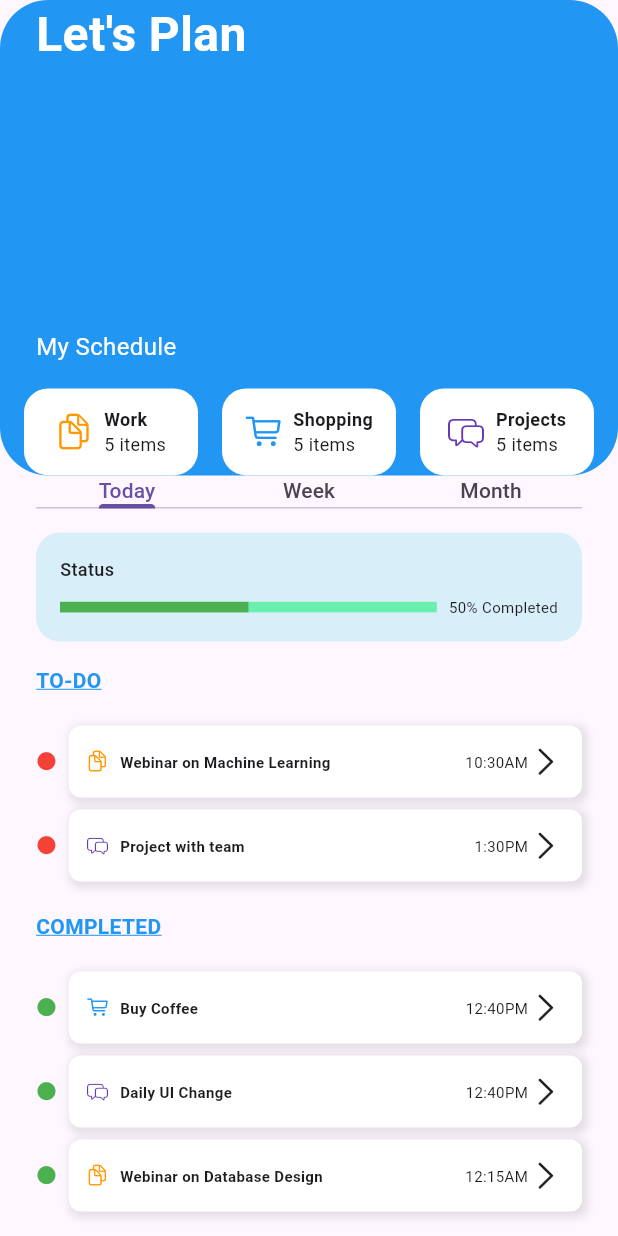
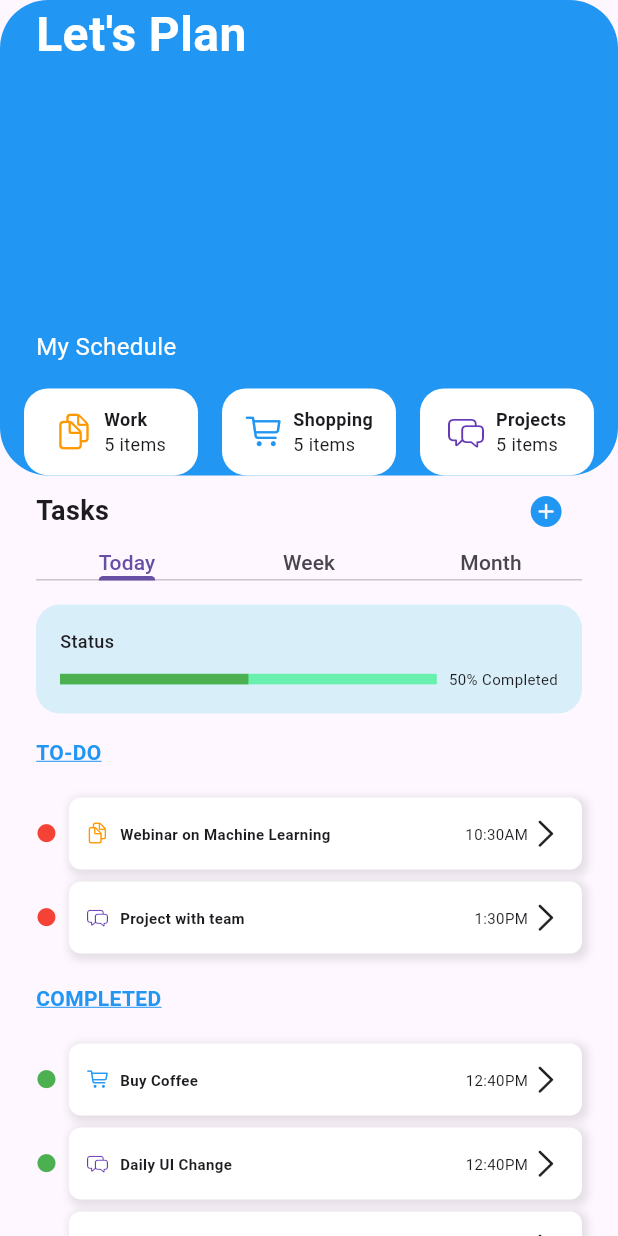
Before and after one commit to amer266030/to-do-app, a Flutter app: the screen it shows after launch, on a phone screen of 412 x 824 dp. Run offline on Flutter 3.47's test engine with Material 3 defaults, Android fonts, the phone set to English and light mode, and no system bars; our stand-ins replace date_picker_timeline, get_it.

Commit message:
add task screen

```diff
--- a/lib/main.dart
+++ b/lib/main.dart
@@ -1,8 +1,9 @@
 import 'package:flutter/material.dart';
-
+import 'package:interactions_app/services/di_container.dart';
 import 'screens/home/home_screen.dart';
 
 void main() {
+  DIContainer.setup();
   runApp(const MyApp());
 }
 
--- /dev/null
+++ b/lib/model/app_model.dart
@@ -0,0 +1,63 @@
+import 'package:flutter/cupertino.dart';
+import 'package:flutter/material.dart';
+import 'package:interactions_app/model/task_category.dart';
+import 'task.dart';
+
+class AppModel {
+  List<Task> tasks = [
+    Task(
+        id: 1,
+        title: 'Webinar on Machine Learning',
+        isCompleted: false,
+        time: '10:30AM',
+        categoryId: 1),
+    Task(
+        id: 2,
+        title: 'Buy Coffee',
+        isCompleted: true,
+        time: '12:40PM',
+        categoryId: 2),
+    Task(
+        id: 3,
+        title: 'Daily UI Change',
+        isCompleted: true,
+        time: '12:40PM',
+        categoryId: 3),
+    Task(
+        id: 4,
+        title: 'Project with team',
+        isCompleted: false,
+        time: '1:30PM',
+        categoryId: 3),
+    Task(
+        id: 5,
+        title: 'Webinar on Database Design',
+        isCompleted: true,
+        time: '12:15AM',
+        categoryId: 1),
+  ];
+  List<TaskCategory> categories = [
+    TaskCategory(
+        id: 1,
+        title: 'Work',
+        iconData: CupertinoIcons.doc_on_doc,
+        color: Colors.orange),
+    TaskCategory(
+        id: 2,
+        title: 'Shopping',
+        iconData: CupertinoIcons.cart,
+        color: Colors.blue),
+    TaskCategory(
+        id: 3,
+        title: 'Projects',
+        iconData: CupertinoIcons.bubble_left_bubble_right,
+        color: Colors.deepPurple),
+  ];
+
+  changeTaskCompletionState({required int id}) {
+    var task = tasks.where((task) => task.id == id).firstOrNull;
+    if (task != null) {
+      task.isCompleted = !task.isCompleted;
+    }
+  }
+}
--- a/lib/model/task.dart
+++ b/lib/model/task.dart
@@ -1,71 +1,15 @@
-import 'package:flutter/cupertino.dart';
-import 'package:flutter/material.dart';
-
 class Task {
+  int id;
   String title;
   bool isCompleted;
   String time;
   int categoryId;
 
-  Task(
-      {required this.title,
-      required this.isCompleted,
-      required this.time,
-      required this.categoryId});
-
-  static List<Task> tasks = [
-    Task(
-        title: 'Webinar on Machine Learning',
-        isCompleted: false,
-        time: '10:30AM',
-        categoryId: 1),
-    Task(
-        title: 'Buy Coffee', isCompleted: true, time: '12:40PM', categoryId: 2),
-    Task(
-        title: 'Daily UI Change',
-        isCompleted: true,
-        time: '12:40PM',
-        categoryId: 3),
-    Task(
-        title: 'Project with team',
-        isCompleted: false,
-        time: '1:30PM',
-        categoryId: 3),
-    Task(
-        title: 'Webinar on Database Design',
-        isCompleted: true,
-        time: '12:15AM',
-        categoryId: 1),
-  ];
+  Task({
+    required this.id,
+    required this.title,
+    required this.isCompleted,
+    required this.time,
+    required this.categoryId,
+  });
 }
-
-class TaskCategory {
-  int id;
-  String title;
-  IconData iconData;
-  Color color;
-
-  TaskCategory(
-      {required this.id,
-      required this.title,
-      required this.iconData,
-      required this.color});
-
-  static List<TaskCategory> categories = [
-    TaskCategory(
-        id: 1,
-        title: 'Work',
-        iconData: CupertinoIcons.doc_on_doc,
-        color: Colors.orange),
-    TaskCategory(
-        id: 2,
-        title: 'Shopping',
-        iconData: CupertinoIcons.cart,
-        color: Colors.blue),
-    TaskCategory(
-        id: 3,
-        title: 'Projects',
-        iconData: CupertinoIcons.bubble_left_bubble_right,
-        color: Colors.deepPurple),
-  ];
-}
--- /dev/null
+++ b/lib/model/task_category.dart
@@ -0,0 +1,15 @@
+import 'package:flutter/cupertino.dart';
+import 'package:flutter/material.dart';
+
+class TaskCategory {
+  int id;
+  String title;
+  IconData iconData;
+  Color color;
+
+  TaskCategory(
+      {required this.id,
+      required this.title,
+      required this.iconData,
+      required this.color});
+}
--- /dev/null
+++ b/lib/reusable_components/header_container.dart
@@ -0,0 +1,29 @@
+import 'package:flutter/material.dart';
+
+class HeaderContainer extends StatelessWidget {
+  const HeaderContainer({super.key, required this.children});
+
+  final List<Widget> children;
+
+  @override
+  Widget build(BuildContext context) {
+    return AspectRatio(
+      aspectRatio: 1.3,
+      child: Container(
+        decoration: BoxDecoration(
+          color: Colors.blue,
+          borderRadius: BorderRadius.circular(32),
+        ),
+        child: SafeArea(
+          child: AspectRatio(
+            aspectRatio: 1.8,
+            child: Column(
+              crossAxisAlignment: CrossAxisAlignment.start,
+              children: children,
+            ),
+          ),
+        ),
+      ),
+    );
+  }
+}
--- a/lib/screens/home/home_screen.dart
+++ b/lib/screens/home/home_screen.dart
@@ -1,30 +1,70 @@
+import 'package:flutter/cupertino.dart';
 import 'package:flutter/material.dart';
+import 'package:interactions_app/reusable_components/header_container.dart';
 import 'package:interactions_app/screens/home/subviews/days_tab_view.dart';
 import 'package:interactions_app/screens/home/subviews/task_list.dart';
+import '../add_task/add_task_screen.dart';
 import 'subviews/category_grid.dart';
 
 class HomeScreen extends StatelessWidget {
   const HomeScreen({super.key});
+
+  void _navigateToAddTask(BuildContext context) {
+    Navigator.of(context)
+        .push(MaterialPageRoute(builder: (context) => AddTaskScreen()));
+  }
 
   @override
   Widget build(BuildContext context) {
     return Scaffold(
       body: Column(
         children: [
-          AspectRatio(
-            aspectRatio: 1.3,
-            child: Container(
-              decoration: BoxDecoration(
+          const _HeaderView(),
+          Padding(
+            padding: const EdgeInsets.symmetric(horizontal: 24),
+            child: Row(
+              children: [
+                const Text(
+                  'Tasks',
+                  style: TextStyle(
+                    fontSize: 18,
+                    fontWeight: FontWeight.bold,
+                  ),
+                ),
+                const Spacer(),
+                IconButton(
+                  onPressed: () => _navigateToAddTask(context),
+                  icon: const Icon(
+                    CupertinoIcons.plus_circle_fill,
                     color: Colors.blue,
-                borderRadius: BorderRadius.circular(32),
+                    size: 24,
                   ),
-              child: const SafeArea(
-                child: AspectRatio(
-                  aspectRatio: 1.8,
-                  child: Column(
-                    crossAxisAlignment: CrossAxisAlignment.start,
+                )
+              ],
+            ),
+          ),
+          Expanded(
+            child: ListView(
               children: [
-                      Expanded(
+                const DaysTabView(),
+                TaskList(),
+              ],
+            ),
+          ),
+        ],
+      ),
+    );
+  }
+}
+
+class _HeaderView extends StatelessWidget {
+  const _HeaderView();
+
+  @override
+  Widget build(BuildContext context) {
+    return HeaderContainer(
+      children: [
+        const Expanded(
           child: Padding(
             padding: EdgeInsets.symmetric(horizontal: 24),
             child: Column(
@@ -51,23 +91,9 @@ class HomeScreen extends StatelessWidget {
             ),
           ),
         ),
-                      SizedBox(height: 16),
+        const SizedBox(height: 16),
         CategoriesGrid(),
       ],
-                  ),
-                ),
-              ),
-            ),
-          ),
-          Expanded(
-              child: ListView(
-            children: const [
-              DaysTabView(),
-              TaskList(),
-            ],
-          )),
-        ],
-      ),
     );
   }
 }
--- a/lib/screens/home/subviews/category_grid.dart
+++ b/lib/screens/home/subviews/category_grid.dart
@@ -1,8 +1,10 @@
 import 'package:flutter/material.dart';
-import 'package:interactions_app/model/task.dart';
+import 'package:get_it/get_it.dart';
+import '../../../model/app_model.dart';
 
 class CategoriesGrid extends StatelessWidget {
-  const CategoriesGrid({super.key});
+  CategoriesGrid({super.key});
+  final x = GetIt.I.get<AppModel>();
 
   @override
   Widget build(BuildContext context) {
@@ -17,7 +19,7 @@ class CategoriesGrid extends StatelessWidget {
           ),
           physics: const NeverScrollableScrollPhysics(),
           shrinkWrap: true,
-          children: TaskCategory.categories
+          children: x.categories
               .map(
                 (cat) => _GridCard(
                   icon: Icon(cat.iconData, color: cat.color),
--- a/lib/screens/home/subviews/task_list.dart
+++ b/lib/screens/home/subviews/task_list.dart
@@ -1,9 +1,13 @@
 import 'package:flutter/cupertino.dart';
 import 'package:flutter/material.dart';
+import 'package:get_it/get_it.dart';
+import '../../../model/app_model.dart';
 import '../../../model/task.dart';
+import '../../../model/task_category.dart';
 
 class TaskList extends StatelessWidget {
-  const TaskList({super.key});
+  TaskList({super.key});
+  final x = GetIt.I.get<AppModel>();
 
   @override
   Widget build(BuildContext context) {
@@ -12,21 +16,21 @@ class TaskList extends StatelessWidget {
       child: Column(
         crossAxisAlignment: CrossAxisAlignment.start,
         children: [
-          TaskSectionView(
+          _TaskSectionView(
             sectionTitle: 'TO-DO',
-            children: Task.tasks
+            children: x.tasks
                 .where((task) => task.isCompleted == false)
                 .toList()
-                .map((task) => TaskItemView(task: task))
+                .map((task) => _TaskItemView(task: task))
                 .toList(),
           ),
           const SizedBox(height: 16),
-          TaskSectionView(
+          _TaskSectionView(
             sectionTitle: 'COMPLETED',
-            children: Task.tasks
+            children: x.tasks
                 .where((task) => task.isCompleted == true)
                 .toList()
-                .map((task) => TaskItemView(task: task))
+                .map((task) => _TaskItemView(task: task))
                 .toList(),
           ),
         ],
@@ -35,12 +39,12 @@ class TaskList extends StatelessWidget {
   }
 }
 
-class TaskSectionView extends StatelessWidget {
-  const TaskSectionView(
+class _TaskSectionView extends StatelessWidget {
+  const _TaskSectionView(
       {super.key, required this.sectionTitle, required this.children});
 
   final String sectionTitle;
-  final List<TaskItemView> children;
+  final List<_TaskItemView> children;
 
   @override
   Widget build(BuildContext context) {
@@ -63,13 +67,13 @@ class TaskSectionView extends StatelessWidget {
   }
 }
 
-class TaskItemView extends StatelessWidget {
-  TaskItemView({
-    super.key,
+class _TaskItemView extends StatelessWidget {
+  final x = GetIt.I.get<AppModel>();
+
+  _TaskItemView({
     required this.task,
   }) {
-    category =
-        TaskCategory.categories.firstWhere((cat) => cat.id == task.categoryId);
+    category = x.categories.firstWhere((cat) => cat.id == task.categoryId);
   }
 
   final Task task;
--- a/pubspec.yaml
+++ b/pubspec.yaml
@@ -11,6 +11,8 @@ dependencies:
   flutter:
     sdk: flutter
   cupertino_icons: ^1.0.8
+  date_picker_timeline: ^1.2.6
+  get_it: ^7.7.0
 
 dev_dependencies:
   flutter_test:
```
Also changed, not shown: lib/screens/add_task/add_task_screen.dart (added, +245 -0 lines), lib/services/di_container.dart (added, +8 -0 lines), pubspec.lock. Lines whose indentation alone changed are shown as unchanged.
